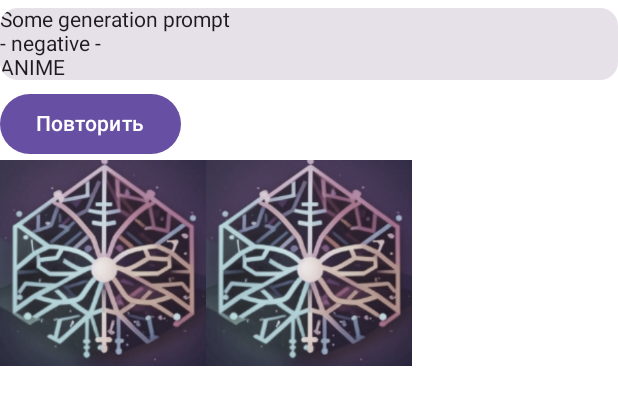
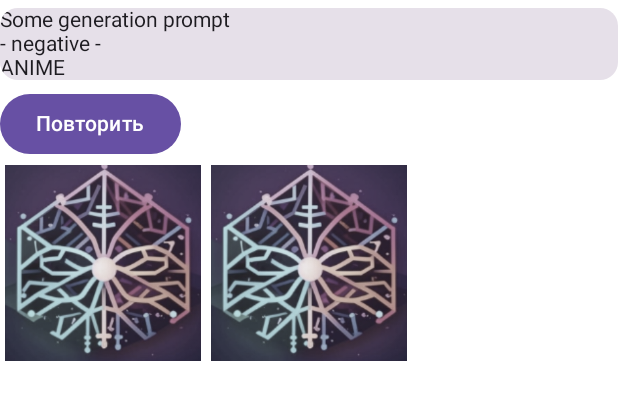
Before and after one commit to CyberTown-SMC-PRIVATE-LIMITED/Kandinsky-Android-client, an Android app built with Jetpack Compose: the @Preview function RequestScreenPreview, on a phone screen of 412 x 824 dp. Shown: the top 405 px of the screen. Run offline under Robolectric (Android 15) with nearby library versions, the phone set to English and light mode, and no system bars; our stand-ins replace Room's generated code; pictures from the network do not load.

Commit message:
RequestScreen - Thumb modifier added

```diff
--- a/app/src/main/java/bat/konst/kandinskyclient/ui/screens/requestScreen/RequestScreen.kt
+++ b/app/src/main/java/bat/konst/kandinskyclient/ui/screens/requestScreen/RequestScreen.kt
@@ -81,7 +81,9 @@ fun RequestView(
             items(state.images) { image ->
                 Thumbinal(
                     image,
-                    onNavigateTo
+                    onNavigateTo,
+                    Modifier
+                        .padding(3.dp)
                 )
             }
         }
@@ -90,11 +92,12 @@ fun RequestView(
 }
 
 @Composable
-fun Thumbinal(image: Image, onNavigateTo: (Route) -> Unit) {
+fun Thumbinal(image: Image, onNavigateTo: (Route) -> Unit, modifier: Modifier = Modifier) {
     if (image.status == StatusTypes.NEW.value) {
         Image(
             painterResource(id = R.drawable.status_0),
             contentDescription = "new image",
+            modifier = modifier
         )
         return
     }
@@ -102,7 +105,8 @@ fun Thumbinal(image: Image, onNavigateTo: (Route) -> Unit) {
     if (image.status == StatusTypes.PROCESSING.value) {
         Image(
             painterResource(id = R.drawable.status_q),
-            contentDescription = "processing image"
+            contentDescription = "processing image",
+            modifier = modifier
         )
         return
     }
@@ -110,7 +114,8 @@ fun Thumbinal(image: Image, onNavigateTo: (Route) -> Unit) {
     if (image.status == StatusTypes.ERROR.value) {
         Image(
             painterResource(id = R.drawable.status_e),
-            contentDescription = "error generated image"
+            contentDescription = "error generated image",
+            modifier = modifier
         )
         return
     }
@@ -118,7 +123,8 @@ fun Thumbinal(image: Image, onNavigateTo: (Route) -> Unit) {
     if (image.status == StatusTypes.CENCORED.value) {
         Image(
             painterResource(id = R.drawable.status_cencored),
-            contentDescription = "cencored image"
+            contentDescription = "cencored image",
+            modifier = modifier
         )
         return
     }
@@ -127,14 +133,15 @@ fun Thumbinal(image: Image, onNavigateTo: (Route) -> Unit) {
         if (image.imageThumbnailBase64 == "") {
             Image(
                 painterResource(id = R.drawable.status_e),
-                contentDescription = "error image"
+                contentDescription = "error image",
+                modifier = modifier
             )
             return
         }
         AsyncImage(
             model = File(image.imageThumbnailBase64),
             contentDescription = "generated image",
-            modifier = Modifier.clickable(onClick = { onNavigateTo(Route.Image(id=image.id)) })
+            modifier = modifier.clickable(onClick = { onNavigateTo(Route.Image(id=image.id)) })
         )
         return
     }
```
